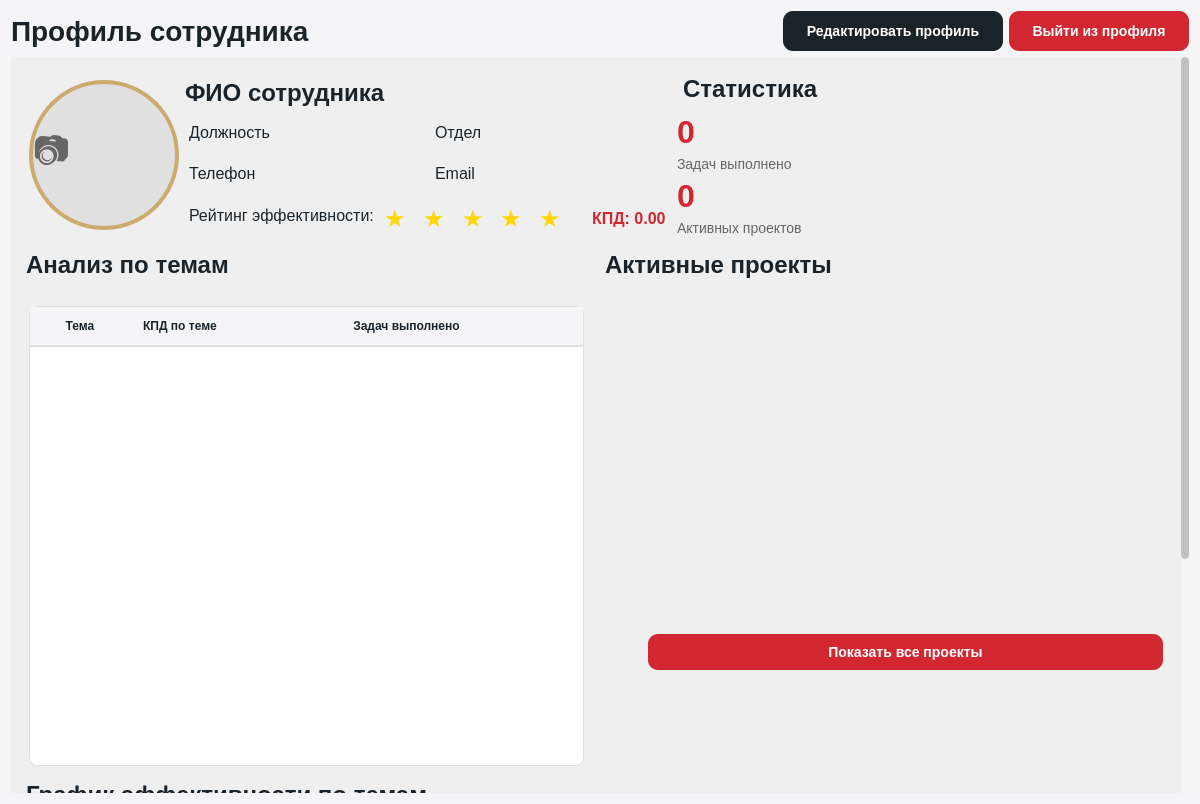
This is ui/profile/profile_page.ui in lerakaplich/TaskPlanner2 as Qt 5 draws it before an edit. The edited form follows.
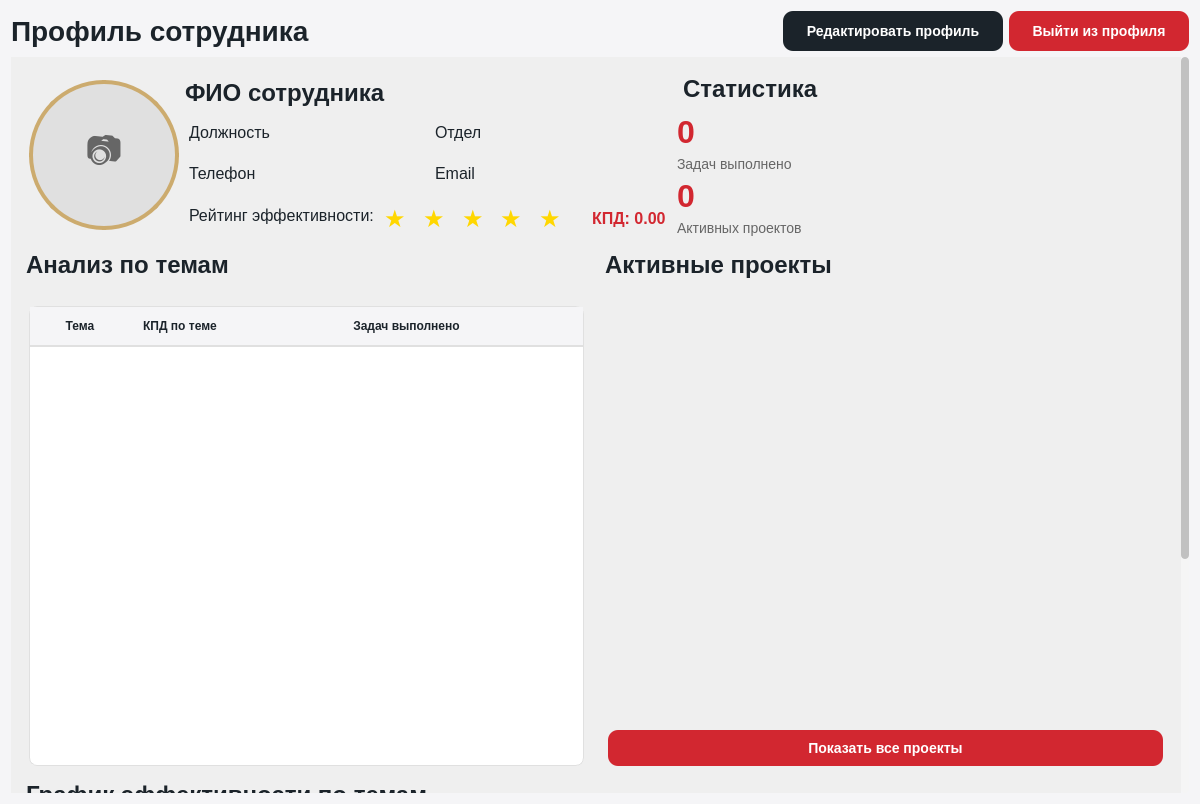
This is the edited form.

The edit to the form file:
```diff
--- a/ui/profile/profile_page.ui
+++ b/ui/profile/profile_page.ui
@@ -258,7 +258,7 @@
         <x>0</x>
         <y>0</y>
         <width>1174</width>
-        <height>1184</height>
+        <height>1144</height>
        </rect>
       </property>
       <layout class="QVBoxLayout" name="verticalLayout_2">
@@ -340,6 +340,9 @@
                <property name="text">
                 <string>📷</string>
                </property>
+               <property name="alignment">
+                <set>Qt::AlignCenter</set>
+               </property>
               </widget>
              </item>
             </layout>
@@ -747,16 +750,6 @@
               </item>
               <item>
                <layout class="QHBoxLayout" name="horizontalLayout_9">
-                <item>
-                 <spacer name="horizontalSpacer">
-                  <property name="sizeHint" stdset="0">
-                   <size>
-                    <width>40</width>
-                    <height>20</height>
-                   </size>
-                  </property>
-                 </spacer>
-                </item>
                 <item>
                  <widget class="QPushButton" name="btnCompletedProjects">
                   <property name="styleSheet">
@@ -855,6 +848,9 @@
        </item>
        <item>
         <spacer name="verticalSpacer">
+         <property name="orientation">
+          <enum>Qt::Vertical</enum>
+         </property>
          <property name="sizeHint" stdset="0">
           <size>
            <width>20</width>
```
